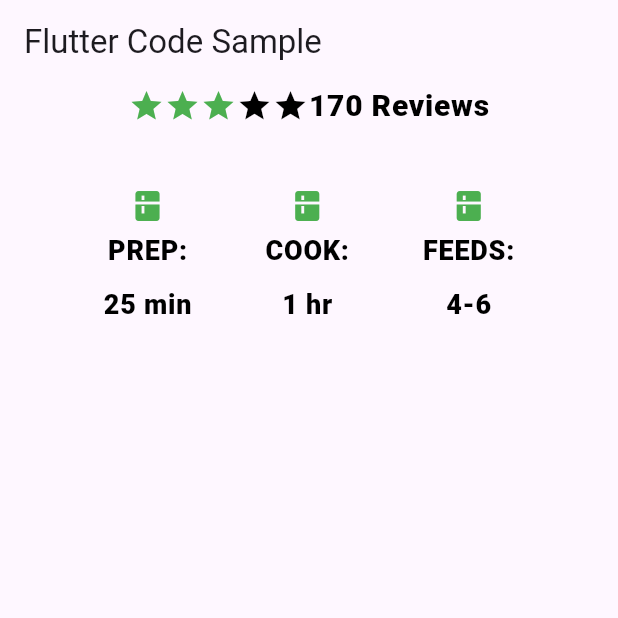
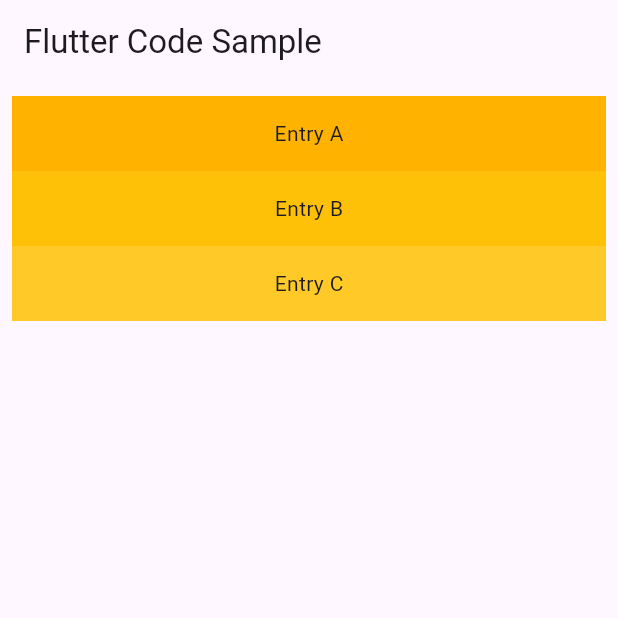
Before and after one commit to Latrevion/flutter_six_class, a Flutter app: the screen it shows after launch, on a phone screen of 412 x 824 dp, the top half of it. Run offline on Flutter 3.47's test engine with Material 3 defaults, Android fonts, the phone set to English and light mode, and no system bars.

Commit message:
3.3.3.1 Default construct

```diff
--- a/lib/main.dart
+++ b/lib/main.dart
@@ -3,14 +3,14 @@ import 'package:flutter/material.dart';
 void main() {
   runApp(MyApp());
 }
-const  descTextStyle =  TextStyle(
+
+const descTextStyle = TextStyle(
     color: Colors.black,
     fontWeight: FontWeight.w800,
     fontFamily: "Roboto",
     letterSpacing: 0.5,
     fontSize: 18,
-    height: 2
-);
+    height: 2);
 
 class MyApp extends StatelessWidget {
   MyApp({super.key});
@@ -108,73 +108,94 @@ class MyApp extends StatelessWidget {
   //   );
   // }
 
+  //3.3.2.4
+  // Widget getBody() {
+  //   return Column(
+  //     children: [
+  //       line1,
+  //       const SizedBox(height: 20,),
+  //       line2
+  //     ],
+  //   );
+  // }
+  //
+  // final line1 =
+  //     Row(mainAxisAlignment: MainAxisAlignment.spaceEvenly, children: [
+  //   Row(
+  //     mainAxisSize: MainAxisSize.min,
+  //     children: [
+  //       Icon(Icons.star, color: Colors.green[500]),
+  //       Icon(Icons.star, color: Colors.green[500]),
+  //       Icon(Icons.star, color: Colors.green[500]),
+  //       const Icon(Icons.star, color: Colors.black),
+  //       const Icon(Icons.star, color: Colors.black),
+  //       const Text(
+  //         '170 Reviews',
+  //         style: TextStyle(
+  //           color: Colors.black,
+  //           fontWeight: FontWeight.w800,
+  //           fontFamily: "Roboto",
+  //           letterSpacing: 0.5,
+  //           fontSize: 20,
+  //         ),
+  //       )
+  //     ],
+  //   )
+  // ]);
+  //
+  //
+  //
+  // final line2= DefaultTextStyle.merge(
+  //     style:  descTextStyle,
+  //   child:Container(
+  //     padding: const EdgeInsets.all(20.0),
+  //     child:Row(
+  //       mainAxisAlignment: MainAxisAlignment.spaceEvenly,
+  //       children: [
+  //         Column(
+  //           children: [
+  //             Icon(Icons.kitchen,color:Colors.green),
+  //             const Text("PREP:"),
+  //             const Text("25 min"),
+  //           ],
+  //         ),
+  //         Column(
+  //           children: [
+  //             Icon(Icons.kitchen,color:Colors.green),
+  //             const Text("COOK:"),
+  //             const Text("1 hr"),
+  //           ],
+  //         ),
+  //         Column(
+  //           children: [
+  //             Icon(Icons.kitchen,color:Colors.green),
+  //             const Text("FEEDS:"),
+  //             const Text("4-6"),
+  //           ],
+  //         ),
+  //       ],
+  //     )
+  //   )
+  // );
+
+//3.3.3
   Widget getBody() {
-    return Column(
-      children: [
-        line1,
-        const SizedBox(height: 20,),
-        line2
-      ],
-    );
+    return ListView(padding: const EdgeInsets.all(8), children: <Widget>[
+      Container(
+        height: 50,
+        color: Colors.amber[600],
+        child: const Center(child: Text('Entry A')),
+      ),
+      Container(
+        height: 50,
+        color: Colors.amber[500],
+        child: const Center(child: Text('Entry B')),
+      ),
+      Container(
+        height: 50,
+        color: Colors.amber[400],
+        child: const Center(child: Text('Entry C')),
+      ),
+    ]);
   }
-
-  final line1 =
-      Row(mainAxisAlignment: MainAxisAlignment.spaceEvenly, children: [
-    Row(
-      mainAxisSize: MainAxisSize.min,
-      children: [
-        Icon(Icons.star, color: Colors.green[500]),
-        Icon(Icons.star, color: Colors.green[500]),
-        Icon(Icons.star, color: Colors.green[500]),
-        const Icon(Icons.star, color: Colors.black),
-        const Icon(Icons.star, color: Colors.black),
-        const Text(
-          '170 Reviews',
-          style: TextStyle(
-            color: Colors.black,
-            fontWeight: FontWeight.w800,
-            fontFamily: "Roboto",
-            letterSpacing: 0.5,
-            fontSize: 20,
-          ),
-        )
-      ],
-    )
-  ]);
-
-
-
-  final line2= DefaultTextStyle.merge(
-      style:  descTextStyle,
-    child:Container(
-      padding: const EdgeInsets.all(20.0),
-      child:Row(
-        mainAxisAlignment: MainAxisAlignment.spaceEvenly,
-        children: [
-          Column(
-            children: [
-              Icon(Icons.kitchen,color:Colors.green),
-              const Text("PREP:"),
-              const Text("25 min"),
-            ],
-          ),
-          Column(
-            children: [
-              Icon(Icons.kitchen,color:Colors.green),
-              const Text("COOK:"),
-              const Text("1 hr"),
-            ],
-          ),
-          Column(
-            children: [
-              Icon(Icons.kitchen,color:Colors.green),
-              const Text("FEEDS:"),
-              const Text("4-6"),
-            ],
-          ),
-        ],
-      )
-    )
-  );
-
 }
```
